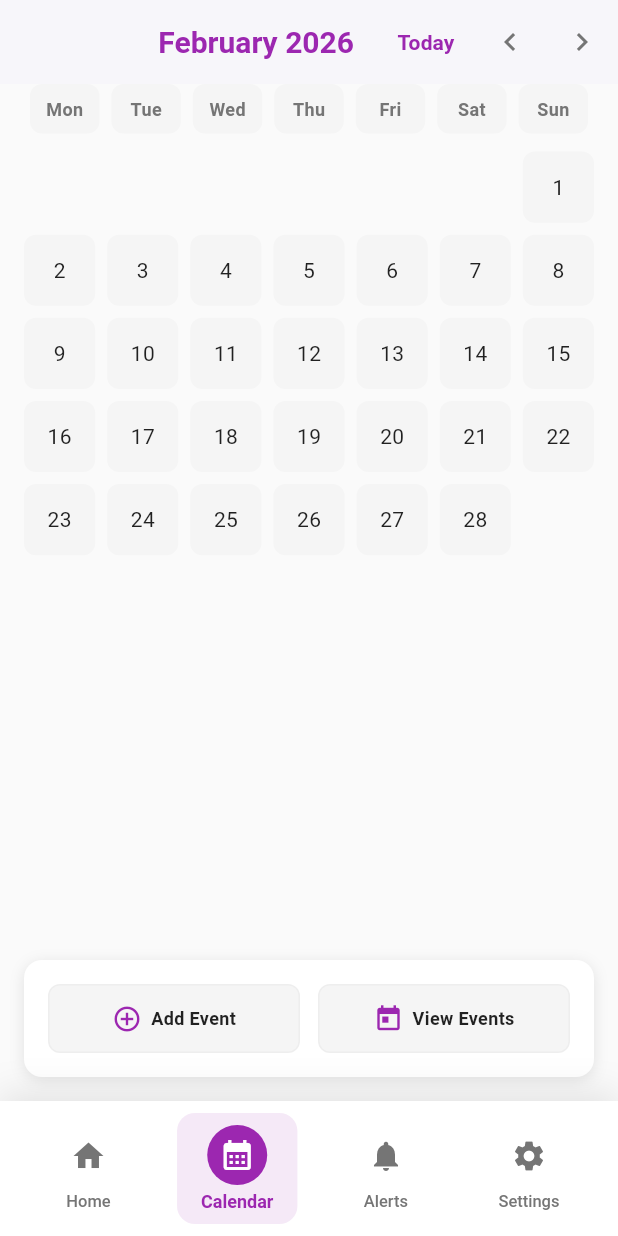
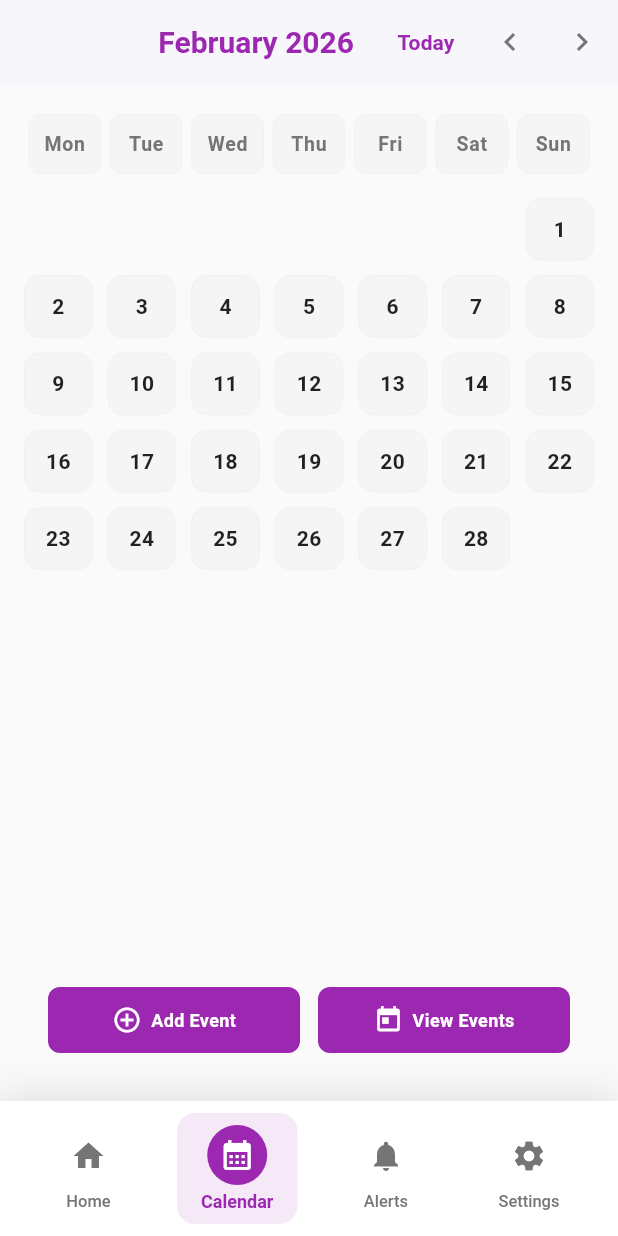
Before and after one commit to langmakara/smart_note, a Flutter app: the screen it shows after launch, item 2 of the bottom bar chosen, after a tap on the "chevron right" icon, on a phone screen of 412 x 824 dp. Run offline on Flutter 3.47's test engine with Material 3 defaults, Android fonts, the phone set to English and light mode, and no system bars.

Commit message:
feat: Enhance calendar and events UI with theme provider integration and improved styling

```diff
--- a/lib/features/calender/ui/calender.dart
+++ b/lib/features/calender/ui/calender.dart
@@ -36,6 +36,15 @@ class _CalendarPageState extends State<CalendarPage> {
         endTime: DateTime(now.year, now.month, now.day, 11, 0),
         color: Colors.blue,
         location: 'Conference Room A',
+      ),
+      Event(
+        id: '4',
+        title: 'Planning Meeting',
+        description: 'Sprint planning session',
+        startTime: DateTime(now.year, now.month, now.day, 10, 0),
+        endTime: DateTime(now.year, now.month, now.day, 11, 0),
+        color: Colors.purple,
+        location: 'Conference Room B',
       ),
       Event(
         id: '2',
@@ -181,25 +190,32 @@ class _CalendarPageState extends State<CalendarPage> {
         children: [
           // Weekday Headers
           Padding(
-            padding: const EdgeInsets.symmetric(horizontal: 16),
+            padding: const EdgeInsets.only(
+              left: 16,
+              right: 16,
+              top: 20.0,
+              bottom: 0,
+            ),
             child: Row(
               children: _weekdayNames
                   .map(
                     (day) => Expanded(
                       child: Container(
-                        margin: const EdgeInsets.symmetric(horizontal: 4),
-                        padding: const EdgeInsets.symmetric(vertical: 8),
+                        margin: const EdgeInsets.symmetric(horizontal: 3),
+                        padding: const EdgeInsets.symmetric(vertical: 10),
                         decoration: BoxDecoration(
                           color: themeProvider.searchFillColor,
                           borderRadius: BorderRadius.circular(8),
+                          border: Border.all(color: themeProvider.dividerColor, width: 0.5),
                         ),
                         child: Center(
                           child: Text(
                             day,
                             style: TextStyle(
-                              fontWeight: FontWeight.w600,
-                              fontSize: 12,
+                              fontWeight: FontWeight.w700,
+                              fontSize: 13,
                               color: themeProvider.subtitleColor,
+                              letterSpacing: 0.5,
                             ),
                           ),
                         ),
@@ -209,7 +225,7 @@ class _CalendarPageState extends State<CalendarPage> {
                   .toList(),
             ),
           ),
-          const SizedBox(height: 12),
+          const SizedBox(height: 16),
           // Calendar Grid
           Expanded(
             child: Padding(
@@ -219,22 +235,6 @@ class _CalendarPageState extends State<CalendarPage> {
                 monthNames: _monthNames,
                 onDateSelected: (date) {
                   setState(() => _selectedDate = date);
-                  final dayEvents = _getEventsForDate(date);
-                  ScaffoldMessenger.of(context).showSnackBar(
-                    SnackBar(
-                      content: Text(
-                        dayEvents.isNotEmpty
-                            ? '${date.day} ${_monthNames[date.month - 1]}: ${dayEvents.length} event(s)'
-                            : 'Selected: ${date.day} ${_monthNames[date.month - 1]} ${date.year}',
-                      ),
-                      duration: Duration(seconds: 1),
-                      backgroundColor: dayEvents.isNotEmpty ? Colors.green : Colors.purple,
-                      behavior: SnackBarBehavior.floating,
-                      shape: RoundedRectangleBorder(
-                        borderRadius: BorderRadius.circular(12),
-                      ),
-                    ),
-                  );
                 },
                 selectedDate: _selectedDate,
                 events: _events,
@@ -247,19 +247,16 @@ class _CalendarPageState extends State<CalendarPage> {
             margin: const EdgeInsets.symmetric(horizontal: 16),
             padding: const EdgeInsets.all(16),
             decoration: BoxDecoration(
-              color: themeProvider.cardColor,
               borderRadius: BorderRadius.circular(12),
-              boxShadow: [
-                BoxShadow(
-                  color: themeProvider.shadowColor,
-                  blurRadius: 8,
-                  offset: const Offset(0, 2),
-                ),
-              ],
             ),
             child: Row(
               children: [
                 Expanded(
+                  child: Container(
+                    decoration: BoxDecoration(
+                      color: Colors.purple,
+                      borderRadius: BorderRadius.circular(8),
+                    ),
                     child: _buildQuickAction(
                       icon: Icons.add_circle_outline,
                       label: 'Add Event',
@@ -267,13 +264,20 @@ class _CalendarPageState extends State<CalendarPage> {
                       themeProvider: themeProvider,
                     ),
                   ),
+                ),
                 const SizedBox(width: 12),
                 Expanded(
+                  child: Container(
+                    decoration: BoxDecoration(
+                      color: Colors.purple,
+                      borderRadius: BorderRadius.circular(8),
+                    ),
                     child: _buildQuickAction(
                       icon: Icons.today,
                       label: 'View Events',
                       onTap: () => _viewEvents(context),
                       themeProvider: themeProvider,
+                    ),
                   ),
                 ),
               ],
@@ -298,22 +302,17 @@ class _CalendarPageState extends State<CalendarPage> {
         borderRadius: BorderRadius.circular(8),
         child: Container(
           padding: const EdgeInsets.symmetric(vertical: 12),
-          decoration: BoxDecoration(
-            color: themeProvider.searchFillColor,
-            borderRadius: BorderRadius.circular(8),
-            border: Border.all(color: themeProvider.dividerColor),
-          ),
           child: Row(
             mainAxisAlignment: MainAxisAlignment.center,
             children: [
-              Icon(icon, size: 20, color: Colors.purple),
+              Icon(icon, size: 20, color: Colors.white),
               const SizedBox(width: 6),
               Text(
                 label,
-                style: TextStyle(
+                style: const TextStyle(
                   fontWeight: FontWeight.w600,
                   fontSize: 12,
-                  color: themeProvider.textColor,
+                  color: Colors.white,
                 ),
               ),
             ],
--- a/lib/features/calender/widget/calendar_grid.dart
+++ b/lib/features/calender/widget/calendar_grid.dart
@@ -1,5 +1,7 @@
 import 'package:flutter/material.dart';
+import 'package:provider/provider.dart';
 import '../../../models/event_model.dart';
+import '../../../providers/theme_provider.dart';
 
 class CalendarGrid extends StatelessWidget {
   final DateTime focusedMonth;
@@ -23,6 +25,7 @@ class CalendarGrid extends StatelessWidget {
 
   @override
   Widget build(BuildContext context) {
+    final themeProvider = Provider.of<ThemeProvider>(context);
     final firstOfMonth = DateTime(focusedMonth.year, focusedMonth.month, 1);
     final leadingEmpty = firstOfMonth.weekday - 1;
     final totalDays = _daysInMonth(focusedMonth);
@@ -33,8 +36,9 @@ class CalendarGrid extends StatelessWidget {
       physics: const NeverScrollableScrollPhysics(),
       gridDelegate: const SliverGridDelegateWithFixedCrossAxisCount(
         crossAxisCount: 7,
-        mainAxisSpacing: 8,
-        crossAxisSpacing: 8,
+        mainAxisSpacing: 10,
+        crossAxisSpacing: 10,
+        childAspectRatio: 1.1,
       ),
       itemCount: leadingEmpty + totalDays,
       itemBuilder: (context, index) {
@@ -60,27 +64,36 @@ class CalendarGrid extends StatelessWidget {
           },
           child: AnimatedContainer(
             duration: const Duration(milliseconds: 200),
+            padding: const EdgeInsets.all(6),
             decoration: BoxDecoration(
               color: isSelected
                   ? Colors.purple
                   : isToday
-                      ? Colors.blueAccent.withOpacity(0.2)
-                      : Colors.grey[100],
-              borderRadius: BorderRadius.circular(8),
+                      ? Colors.blueAccent.withValues(alpha: 0.15)
+                      : themeProvider.searchFillColor,
+              borderRadius: BorderRadius.circular(10),
               border: isSelected
                   ? Border.all(color: Colors.purple, width: 2)
                   : isToday
-                      ? Border.all(color: Colors.blueAccent)
-                      : null,
+                      ? Border.all(color: Colors.blueAccent.withValues(alpha: 0.5), width: 1.5)
+                      : Border.all(color: themeProvider.dividerColor, width: 0.5),
               boxShadow: isSelected
                   ? [
                       BoxShadow(
-                        color: Colors.purple.withOpacity(0.3),
-                        blurRadius: 6,
+                        color: Colors.purple.withValues(alpha: 0.25),
+                        blurRadius: 8,
                         spreadRadius: 1,
                       ),
                     ]
-                  : null,
+                  : isToday
+                      ? [
+                          BoxShadow(
+                            color: Colors.blueAccent.withValues(alpha: 0.15),
+                            blurRadius: 6,
+                            spreadRadius: 0.5,
+                          ),
+                        ]
+                      : null,
             ),
             child: Stack(
               children: [
@@ -88,12 +101,13 @@ class CalendarGrid extends StatelessWidget {
                   child: Text(
                     '$dayNumber',
                     style: TextStyle(
-                      fontWeight: isToday || isSelected ? FontWeight.bold : FontWeight.normal,
+                      fontSize: 14,
+                      fontWeight: isToday || isSelected ? FontWeight.bold : FontWeight.w600,
                       color: isSelected
                           ? Colors.white
                           : isToday
                               ? Colors.blueAccent
-                              : Colors.black87,
+                              : themeProvider.textColor,
                     ),
                   ),
                 ),
@@ -108,9 +122,9 @@ class CalendarGrid extends StatelessWidget {
                           .take(3)
                           .map(
                             (event) => Container(
-                              width: 4,
-                              height: 4,
-                              margin: const EdgeInsets.symmetric(horizontal: 1),
+                              width: 5,
+                              height: 5,
+                              margin: const EdgeInsets.symmetric(horizontal: 1.5),
                               decoration: BoxDecoration(
                                 color: isSelected ? Colors.white : event.color,
                                 shape: BoxShape.circle,
```
Also changed, not shown: lib/features/calender/ui/events_list_page.dart (+26 -21 lines), lib/features/calender/widget/event_card.dart (+17 -12 lines). Lines whose indentation alone changed are shown as unchanged.
